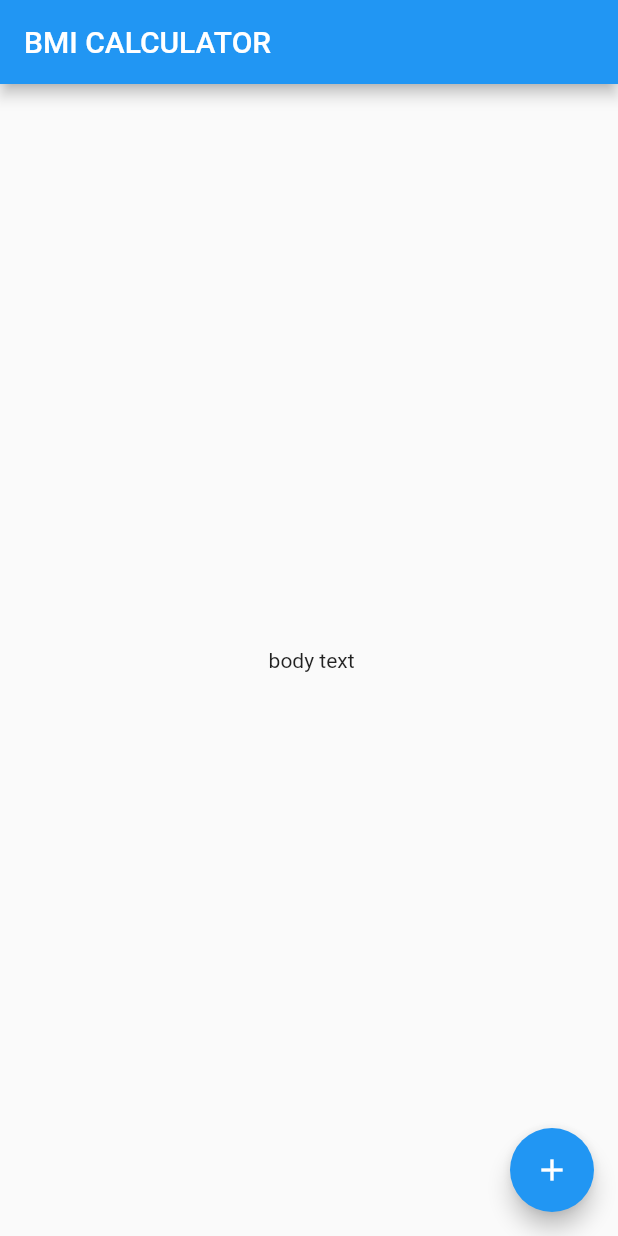
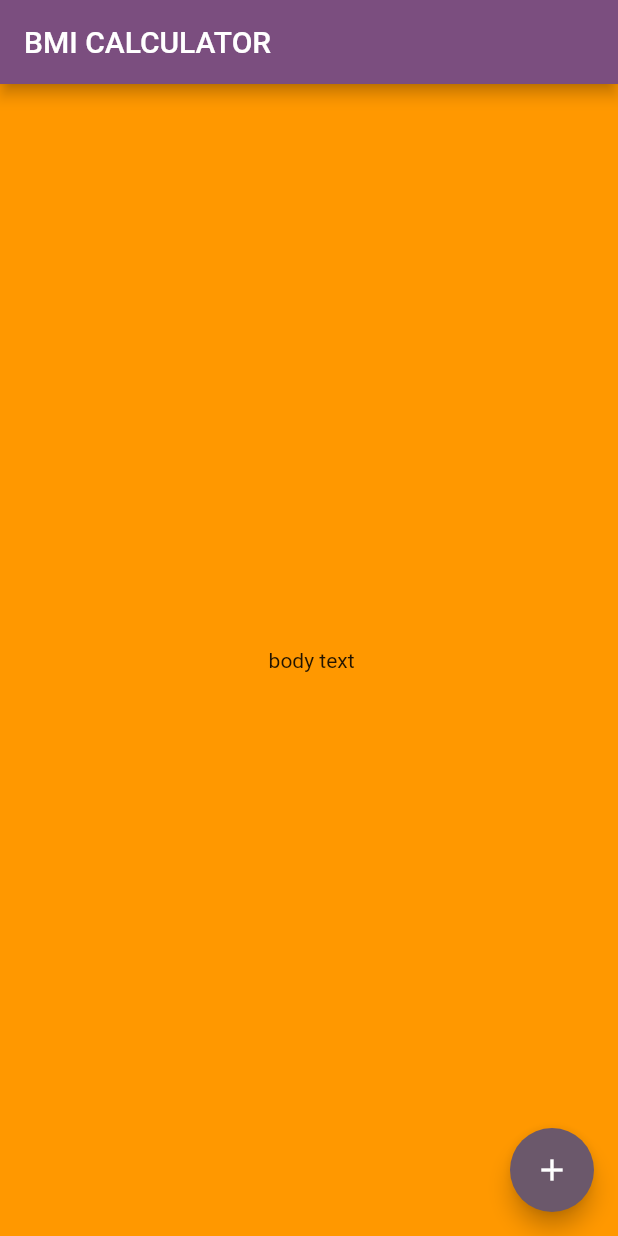
Before and after one commit to SUFFOSOHRAOUL/BMi, a Flutter app: the screen it shows after launch, on a phone screen of 412 x 824 dp. Run offline on Flutter 3.47's test engine with Material 2 defaults, Android fonts, the phone set to English and light mode, and no system bars; missing offline and left inert: dart:ffi.

Commit message:
color changes

```diff
--- a/lib/main.dart
+++ b/lib/main.dart
@@ -12,6 +12,11 @@ class BMI_CALCULATOR extends StatelessWidget {
   @override
   Widget build(BuildContext context) {
     return MaterialApp(
+      theme: ThemeData(
+        primaryColor: Colors.red,
+        scaffoldBackgroundColor: Colors.orange,
+       colorSchemeSeed: Colors.purple,
+      ),
       home: inputPage(),
     );
 
```
